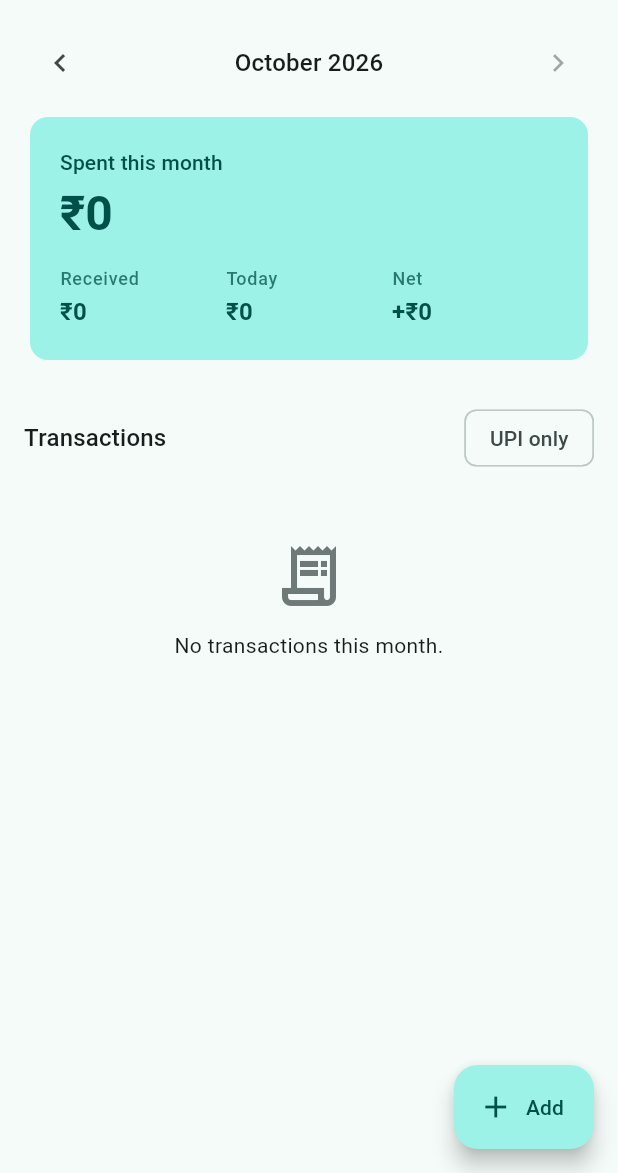
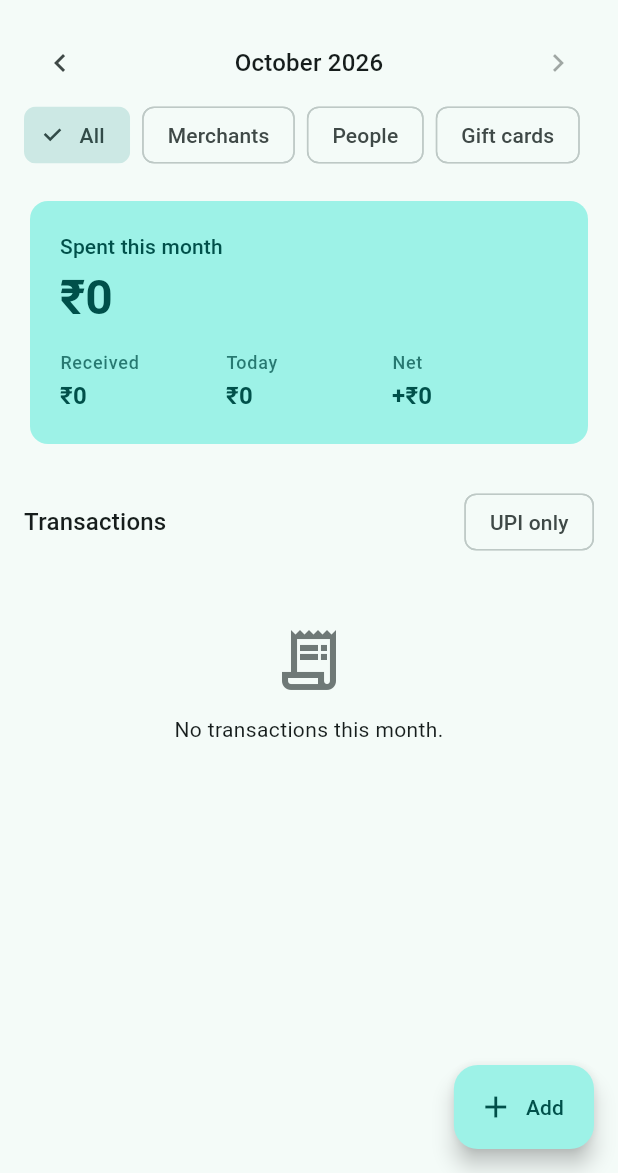
Before and after one commit to aksh0609/upitrack, a Flutter app: the screen it shows after launch, on a phone screen of 412 x 824 dp, the part 63-1236 px from its top. Run offline on Flutter 3.47's test engine with Material 3 defaults, Android fonts, the phone set to English and light mode, and no system bars; our stand-ins replace file_picker, flutter_local_notifications, flutter_secure_storage, google_sign_in, package_info_plus, permission_handler and 3 more; missing offline and left inert: cryptography, extension_google_sign_in_as_googleapis_auth, google_sign_in_web, googleapis, syncfusion_flutter_pdf; accounts and stored records are empty; network calls fail.

Commit message:
Home: filter chips for Merchants, People and Gift cards
A chip row under the account chips narrows the month to payments to
businesses, money moved with people (transfers out, and credits from
personal UPI handles) or gift cards. The totals, the category chart and
the list follow the chip; the "UPI only" toggle still applies within it.

"Gift cards" is a new category: the keyword list checks it first so
"amazon gift card" is not Shopping, and the user can pick it by hand.

Co-Authored-By: Claude Fable 5.1 <noreply@anthropic.com>
Claude-Session: https://claude.ai/code/session_01JRLLy55rhHqrkMzo7AVgEa

```diff
--- a/lib/models/category.dart
+++ b/lib/models/category.dart
@@ -15,6 +15,7 @@ const List<CategoryInfo> kCategories = [
   CategoryInfo('Food', Icons.restaurant, Color(0xFFE76F51)),
   CategoryInfo('Groceries', Icons.local_grocery_store, Color(0xFF2A9D8F)),
   CategoryInfo('Shopping', Icons.shopping_bag, Color(0xFF8E44AD)),
+  CategoryInfo(Categorizer.giftCards, Icons.card_giftcard, Color(0xFFD81B60)),
   CategoryInfo('Travel', Icons.directions_car, Color(0xFF3A86FF)),
   CategoryInfo('Fuel', Icons.local_gas_station, Color(0xFFF4A261)),
   CategoryInfo('Bills & Recharge', Icons.receipt_long, Color(0xFF457B9D)),
--- a/lib/parser/categorizer.dart
+++ b/lib/parser/categorizer.dart
@@ -7,6 +7,7 @@ class Categorizer {
 
   static const String income = 'Income';
   static const String transfers = 'Transfers';
+  static const String giftCards = 'Gift cards';
 
   /// Money moved between the user's own accounts. Never guessed here; only
   /// TxnRepository's pairing assigns it (spec §3.3).
@@ -16,6 +17,21 @@ class Categorizer {
   /// Checked top to bottom, so put more specific words first
   /// (e.g. "prime video" before "amazon").
   static const Map<String, List<String>> keywords = {
+    // First, so "amazon gift card" is a gift card and not Shopping.
+    'Gift cards': [
+      'gift',
+      'giftcard',
+      'giftcards',
+      'egift',
+      'egiftcard',
+      'e-gift',
+      'woohoo',
+      'qwikcilver',
+      'gyftr',
+      'vouchagram',
+      'zingoy',
+      'giftease',
+    ],
     'Food': [
       'swiggy',
       'zomato',
@@ -185,13 +201,17 @@ class Categorizer {
   static final RegExp _personVpa =
       RegExp(r'^(?:\d{10}@|.+@ok(?:axis|icici|sbi|hdfcbank)$)');
 
+  /// True for a personal UPI handle rather than a business.
+  static bool isPerson(String counterparty) =>
+      _personVpa.hasMatch(counterparty.toLowerCase());
+
   static String categorize(String counterparty, {required bool isDebit}) {
     if (!isDebit) return income;
     final text = counterparty.toLowerCase();
     for (final e in _patterns.entries) {
       if (e.value.any((p) => p.hasMatch(text))) return e.key;
     }
-    if (_personVpa.hasMatch(text)) return transfers;
+    if (isPerson(text)) return transfers;
     return others;
   }
 
--- a/lib/screens/home_screen.dart
+++ b/lib/screens/home_screen.dart
@@ -12,6 +12,7 @@ import '../models/txn.dart';
 import '../sync/sync_controller.dart';
 import '../util/search.dart';
 import '../util/update_check.dart';
+import '../util/who.dart';
 import '../widgets/category_bars.dart';
 import '../widgets/merchant_bars.dart';
 import '../widgets/summary_card.dart';
@@ -54,6 +55,7 @@ class _HomeScreenState extends State<HomeScreen> with WidgetsBindingObserver {
   List<Txn> _txns = const [];
   bool _syncing = false;
   bool _upiOnly = false;
+  Who _who = Who.all;
   bool _searching = false;
   final TextEditingController _search = TextEditingController();
   int _shortcutCount = 0;
@@ -308,6 +310,7 @@ class _HomeScreenState extends State<HomeScreen> with WidgetsBindingObserver {
   Widget build(BuildContext context) {
     final visible = _txns
         .where((t) => !_upiOnly || t.channel == 'UPI')
+        .where((t) => matchesWho(t, _who))
         .where((t) =>
             _account == null ||
             (t.bank == _account!.bank && t.account == _account!.last4))
@@ -459,6 +462,22 @@ class _HomeScreenState extends State<HomeScreen> with WidgetsBindingObserver {
                   ],
                 ),
               ),
+            SingleChildScrollView(
+              scrollDirection: Axis.horizontal,
+              padding: const EdgeInsets.only(bottom: 8),
+              child: Row(
+                children: [
+                  for (final w in Who.values) ...[
+                    if (w != Who.all) const SizedBox(width: 8),
+                    ChoiceChip(
+                      label: Text(w.label),
+                      selected: _who == w,
+                      onSelected: (_) => setState(() => _who = w),
+                    ),
+                  ],
+                ],
+              ),
+            ),
             const SizedBox(height: 8),
             SummaryCard(summary: summary, showToday: _isCurrentMonth),
             if (widget.syncController != null)
@@ -548,7 +567,8 @@ class _HomeScreenState extends State<HomeScreen> with WidgetsBindingObserver {
               ],
             ),
             const SizedBox(height: 4),
-            if (visible.isEmpty && _search.text.trim().isNotEmpty)
+            if (visible.isEmpty &&
+                (_search.text.trim().isNotEmpty || _who != Who.all))
               const Padding(
                 padding: EdgeInsets.symmetric(vertical: 40),
                 child: Text('No payments match.', textAlign: TextAlign.center),
--- /dev/null
+++ b/lib/util/who.dart
@@ -0,0 +1,27 @@
+import '../models/txn.dart';
+import '../parser/categorizer.dart';
+
+/// The chip row on the home screen: who the money went to.
+enum Who {
+  all('All'),
+  merchants('Merchants'),
+  people('People'),
+  giftCards('Gift cards');
+
+  const Who(this.label);
+  final String label;
+}
+
+/// [Who.merchants] is every payment to a business (shops, apps, bills).
+/// [Who.people] is money sent to, or received from, a personal UPI handle.
+/// Self transfers only show under [Who.all].
+bool matchesWho(Txn t, Who who) => switch (who) {
+      Who.all => true,
+      Who.giftCards => t.category == Categorizer.giftCards,
+      Who.people => t.category == Categorizer.transfers ||
+          (!t.isDebit && Categorizer.isPerson(t.counterparty)),
+      Who.merchants => t.isDebit &&
+          t.category != Categorizer.transfers &&
+          t.category != Categorizer.selfTransfer &&
+          t.category != Categorizer.giftCards,
+    };
```
Also changed, not shown: 3 other files.
